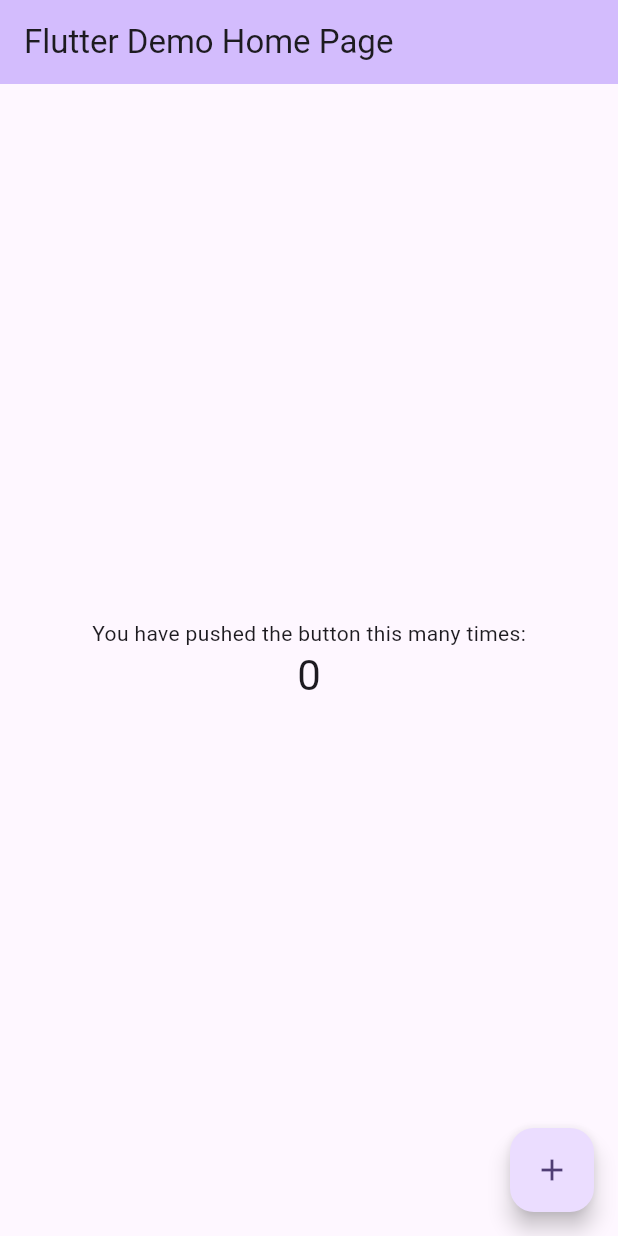
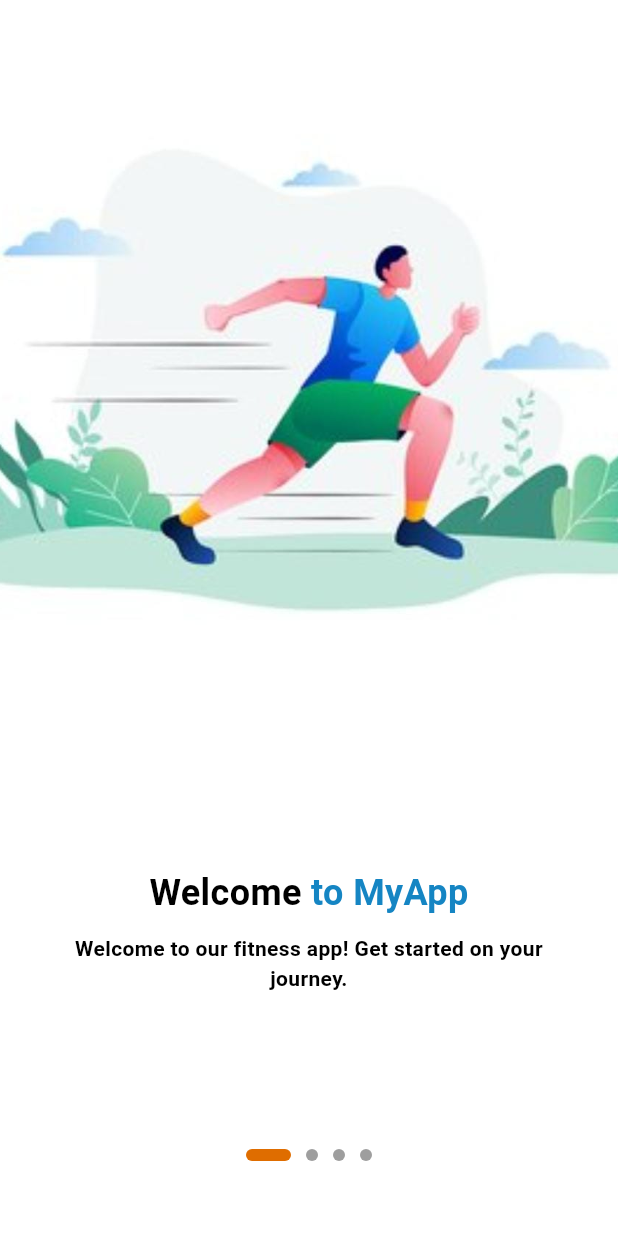
Before and after one commit to souhail-nasssih/Fitness_App, a Flutter app: the screen it shows after launch, on a phone screen of 412 x 824 dp. Run offline on Flutter 3.47's test engine with Material 3 defaults, Android fonts, the phone set to English and light mode, and no system bars.

Commit message:
commit 2

```diff
--- a/lib/main.dart
+++ b/lib/main.dart
@@ -1,3 +1,5 @@
+// lib/main.dart
+import 'package:fitness_app/screens/splash/splash_screen.dart';
 import 'package:flutter/material.dart';
 
 void main() {
@@ -7,119 +9,20 @@ void main() {
 class MyApp extends StatelessWidget {
   const MyApp({super.key});
 
-  // This widget is the root of your application.
   @override
   Widget build(BuildContext context) {
     return MaterialApp(
-      title: 'Flutter Demo',
+      title: 'My First App',
+      home: const SplashScreen(), // Utilisez SplashScreen comme écran initial
       theme: ThemeData(
-        // This is the theme of your application.
-        //
-        // TRY THIS: Try running your application with "flutter run". You'll see
-        // the application has a purple toolbar. Then, without quitting the app,
-        // try changing the seedColor in the colorScheme below to Colors.green
-        // and then invoke "hot reload" (save your changes or press the "hot
-        // reload" button in a Flutter-supported IDE, or press "r" if you used
-        // the command line to start the app).
-        //
-        // Notice that the counter didn't reset back to zero; the application
-        // state is not lost during the reload. To reset the state, use hot
-        // restart instead.
-        //
-        // This works for code too, not just values: Most code changes can be
-        // tested with just a hot reload.
-        colorScheme: ColorScheme.fromSeed(seedColor: Colors.deepPurple),
-        useMaterial3: true,
+        brightness: Brightness.light,
       ),
-      home: const MyHomePage(title: 'Flutter Demo Home Page'),
+      darkTheme: ThemeData(
+        brightness: Brightness.dark,
+      ),
+
+      themeMode: ThemeMode.system,
+      debugShowCheckedModeBanner: false,
     );
   }
 }
-
-class MyHomePage extends StatefulWidget {
-  const MyHomePage({super.key, required this.title});
-
-  // This widget is the home page of your application. It is stateful, meaning
-  // that it has a State object (defined below) that contains fields that affect
-  // how it looks.
-
-  // This class is the configuration for the state. It holds the values (in this
-  // case the title) provided by the parent (in this case the App widget) and
-  // used by the build method of the State. Fields in a Widget subclass are
-  // always marked "final".
-
-  final String title;
-
-  @override
-  State<MyHomePage> createState() => _MyHomePageState();
-}
-
-class _MyHomePageState extends State<MyHomePage> {
-  int _counter = 0;
-
-  void _incrementCounter() {
-    setState(() {
-      // This call to setState tells the Flutter framework that something has
-      // changed in this State, which causes it to rerun the build method below
-      // so that the display can reflect the updated values. If we changed
-      // _counter without calling setState(), then the build method would not be
-      // called again, and so nothing would appear to happen.
-      _counter++;
-    });
-  }
-
-  @override
-  Widget build(BuildContext context) {
-    // This method is rerun every time setState is called, for instance as done
-    // by the _incrementCounter method above.
-    //
-    // The Flutter framework has been optimized to make rerunning build methods
-    // fast, so that you can just rebuild anything that needs updating rather
-    // than having to individually change instances of widgets.
-    return Scaffold(
-      appBar: AppBar(
-        // TRY THIS: Try changing the color here to a specific color (to
-        // Colors.amber, perhaps?) and trigger a hot reload to see the AppBar
-        // change color while the other colors stay the same.
-        backgroundColor: Theme.of(context).colorScheme.inversePrimary,
-        // Here we take the value from the MyHomePage object that was created by
-        // the App.build method, and use it to set our appbar title.
-        title: Text(widget.title),
-      ),
-      body: Center(
-        // Center is a layout widget. It takes a single child and positions it
-        // in the middle of the parent.
-        child: Column(
-          // Column is also a layout widget. It takes a list of children and
-          // arranges them vertically. By default, it sizes itself to fit its
-          // children horizontally, and tries to be as tall as its parent.
-          //
-          // Column has various properties to control how it sizes itself and
-          // how it positions its children. Here we use mainAxisAlignment to
-          // center the children vertically; the main axis here is the vertical
-          // axis because Columns are vertical (the cross axis would be
-          // horizontal).
-          //
-          // TRY THIS: Invoke "debug painting" (choose the "Toggle Debug Paint"
-          // action in the IDE, or press "p" in the console), to see the
-          // wireframe for each widget.
-          mainAxisAlignment: MainAxisAlignment.center,
-          children: <Widget>[
-            const Text(
-              'You have pushed the button this many times:',
-            ),
-            Text(
-              '$_counter',
-              style: Theme.of(context).textTheme.headlineMedium,
-            ),
-          ],
-        ),
-      ),
-      floatingActionButton: FloatingActionButton(
-        onPressed: _incrementCounter,
-        tooltip: 'Increment',
-        child: const Icon(Icons.add),
-      ), // This trailing comma makes auto-formatting nicer for build methods.
-    );
-  }
-}
--- /dev/null
+++ b/lib/screens/onboarding/OnboardingScreen.dart
@@ -0,0 +1,89 @@
+// lib/screens/widgets/onboarding_content.dart
+
+import 'package:flutter/material.dart';
+
+class OnboardingContent extends StatelessWidget {
+  final String description;
+  final String image;
+  final String title1;
+  final String title2;
+  final Color backgroundColor;
+  final Color textColor;
+
+  const OnboardingContent({
+    super.key,
+    required this.description,
+    required this.image,
+    required this.title1,
+    required this.title2,
+    this.backgroundColor = Colors.white,
+    required this.textColor,
+  });
+
+  @override
+  Widget build(BuildContext context) {
+    return Container(
+      color: backgroundColor,
+      child: Column(
+        children: [
+          const SizedBox(height: 50),
+          Expanded(
+            flex: 1,
+            child: Image.asset(
+              image,
+              fit: BoxFit.cover,
+              width: double.infinity,
+            ),
+          ),
+          Expanded(
+            flex: 1,
+            child: Column(
+              mainAxisAlignment: MainAxisAlignment.center,
+              children: [
+                Text.rich(
+                  TextSpan(
+                    children: [
+                      TextSpan(
+                        text: title1,
+                        style: const TextStyle(
+                          color: Colors.black,
+                          fontSize: 24,
+                          fontWeight: FontWeight.bold,
+                        ),
+                      ),
+                      TextSpan(
+                        text: title2,
+                        style: const TextStyle(
+                          color: Color(0xFF1585C3),
+                          fontSize: 24,
+                          fontWeight: FontWeight.bold,
+                        ),
+                      ),
+                    ],
+                  ),
+                  textAlign: TextAlign.center,
+                ),
+                const SizedBox(height: 10),
+                SizedBox(
+                  width: 350,
+                  child: Text(
+                    description,
+                    textAlign: TextAlign.center,
+                    style: const TextStyle(
+                      fontSize: 14,
+                      color: Colors.black,
+                      fontWeight: FontWeight.bold,
+                    ),
+                  ),
+                ),
+                const SizedBox(
+                  height: 20,
+                ),
+              ],
+            ),
+          ),
+        ],
+      ),
+    );
+  }
+}
--- /dev/null
+++ b/lib/screens/onboarding/welcomeScreen.dart
@@ -0,0 +1,92 @@
+// lib/screens/onboarding_screen.dart
+import 'package:fitness_app/screens/onboarding/OnboardingScreen.dart';
+import 'package:flutter/material.dart';
+import 'pathSelection.dart'; // Assurez-vous que le chemin est correct
+
+class OnboardingScreen extends StatefulWidget {
+  const OnboardingScreen({super.key});
+
+  @override
+  _OnboardingScreenState createState() => _OnboardingScreenState();
+}
+
+class _OnboardingScreenState extends State<OnboardingScreen> {
+  final PageController _pageController = PageController();
+  int _currentPage = 0;
+
+  @override
+  Widget build(BuildContext context) {
+    return Scaffold(
+      body: Stack(
+        children: [
+          PageView(
+            controller: _pageController,
+            onPageChanged: (index) {
+              setState(() {
+                _currentPage = index;
+              });
+            },
+            children: const [
+              OnboardingContent(
+                description:
+                    'Welcome to our fitness app! Get started on your journey.',
+                image: 'images/6.jpg',
+                title1: 'Welcome ',
+                title2: 'to MyApp',
+                backgroundColor: Colors.white,
+                textColor: Colors.black,
+              ),
+              OnboardingContent(
+                description:
+                    'Begin your fitness adventure as a Client! Access personalized workout plans, work with certified coaches, track your progress, and stay motivated with live sessions.',
+                image: 'images/4.jpg',
+                title1: 'Become a ',
+                title2: 'Client!',
+                backgroundColor: Colors.white,
+                textColor: Colors.black,
+              ),
+              OnboardingContent(
+                description:
+                    'Grow your client base as a Coach! Create custom fitness programs, host live training sessions, and build your professional brand in a thriving community.',
+                image: 'images/5.jpg',
+                title1: 'Join us as a ',
+                title2: 'Coach!',
+                backgroundColor: Colors.white,
+                textColor: Colors.black,
+              ),
+
+              PathSelectionScreen(), // This remains as it is since it requires different content
+            ],
+          ),
+          Positioned(
+            bottom: 50,
+            left: 0,
+            right: 0,
+            child: Row(
+              mainAxisAlignment: MainAxisAlignment.center,
+              children: [
+                Row(
+                  children: List.generate(
+                    4,
+                    (index) => AnimatedContainer(
+                      duration: const Duration(milliseconds: 250),
+                      width: _currentPage == index ? 30 : 8,
+                      height: 8,
+                      margin: const EdgeInsets.symmetric(horizontal: 5),
+                      decoration: BoxDecoration(
+                        color: _currentPage == index
+                            ? const Color(0xFFDF6D00)
+                            : Colors.grey,
+                        borderRadius: BorderRadius.circular(10),
+                      ),
+                    ),
+                  ),
+                ),
+              ],
+            ),
+          ),
+        ],
+      ),
+    );
+  }
+}
--- a/pubspec.yaml
+++ b/pubspec.yaml
@@ -59,8 +59,8 @@ flutter:
   uses-material-design: true
 
   # To add assets to your application, add an assets section, like this:
-  # assets:
-  #   - images/a_dot_burr.jpeg
+  assets:
+     - images/
   #   - images/a_dot_ham.jpeg
 
   # An image asset can refer to one or more resolution-specific "variants", see
```
Also changed, not shown: lib/screens/onboarding/pathSelection.dart (added, +123 -0 lines), lib/screens/splash/splash_screen.dart (added, +70 -0 lines), images/1.png (added), images/4.jpg (added), images/5.jpg (added), images/6.jpg (added), images/7.jpg (added).
